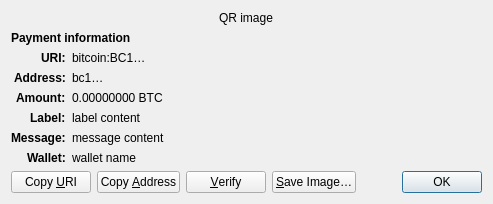
FastPaymentsInc/DigitalGold, file src/qt/forms/receiverequestdialog.ui: the form before one commit.
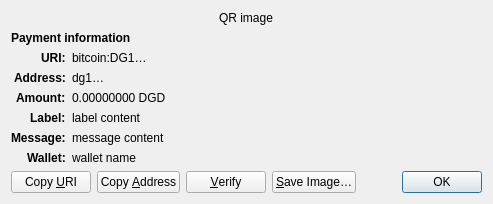
The form after the commit. Custom widgets are drawn as their Qt base class.

What changed in the file:
```diff
--- a/src/qt/forms/receiverequestdialog.ui
+++ b/src/qt/forms/receiverequestdialog.ui
@@ -65,7 +65,7 @@
    <item row="2" column="1" alignment="Qt::AlignTop">
     <widget class="QLabel" name="uri_content">
      <property name="text">
-      <string notr="true">bitcoin:BC1…</string>
+      <string notr="true">bitcoin:DG1…</string>
      </property>
      <property name="textFormat">
       <enum>Qt::RichText</enum>
@@ -97,7 +97,7 @@
    <item row="3" column="1" alignment="Qt::AlignTop">
     <widget class="QLabel" name="address_content">
      <property name="text">
-      <string notr="true">bc1…</string>
+      <string notr="true">dg1…</string>
      </property>
      <property name="textFormat">
       <enum>Qt::PlainText</enum>
@@ -126,7 +126,7 @@
    <item row="4" column="1" alignment="Qt::AlignTop">
     <widget class="QLabel" name="amount_content">
      <property name="text">
-      <string notr="true">0.00000000 BTC</string>
+      <string notr="true">0.00000000 DGD</string>
      </property>
      <property name="textFormat">
       <enum>Qt::PlainText</enum>
```
